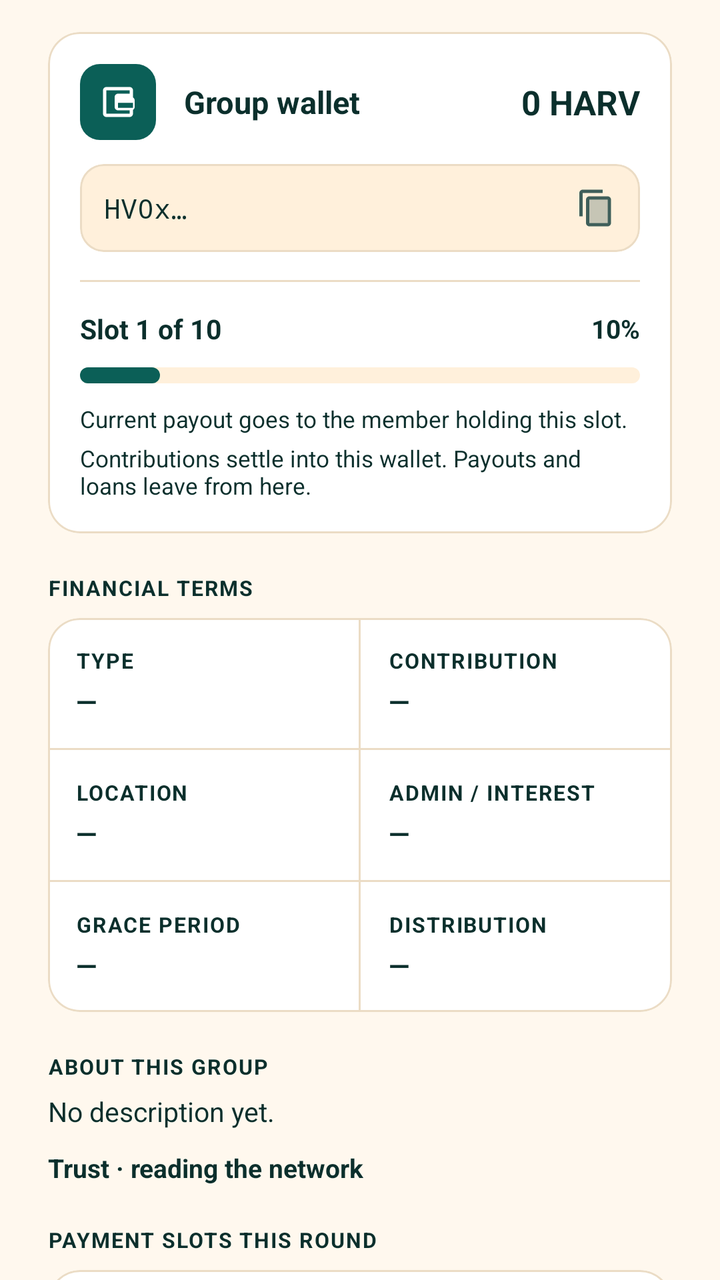
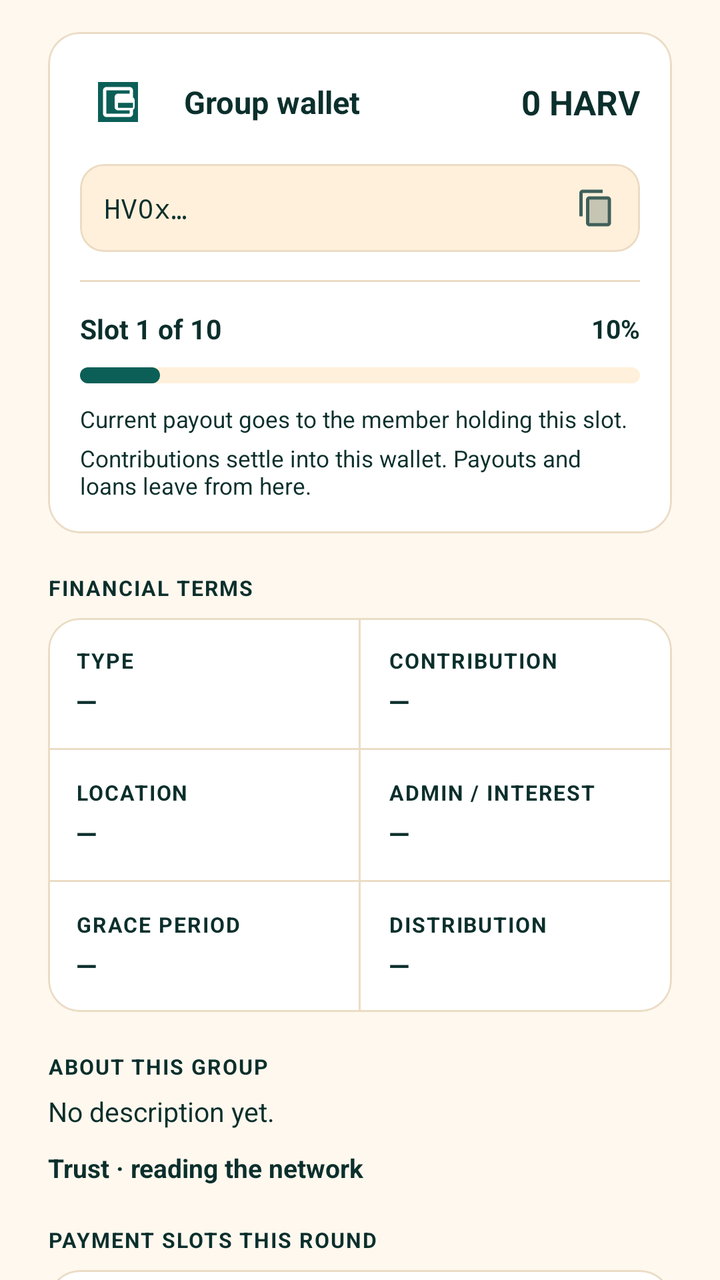

An Android layout rendered at two revisions. The XML below is the earlier revision; the diff shows what the commit changed to produce the second picture.
<!-- AndroidManifest.xml: application theme AppTheme -->
<!-- res/layout/group_overview_fragment.xml -->
<androidx.core.widget.NestedScrollView
	xmlns:android="http://schemas.android.com/apk/res/android"
	xmlns:app="http://schemas.android.com/apk/res-auto"
	xmlns:tools="http://schemas.android.com/tools"
	android:layout_width="match_parent"
	android:layout_height="match_parent"
	android:fillViewport="true"
	android:overScrollMode="never"
	android:background="@android:color/transparent"
	android:id="@+id/_main">
	<LinearLayout
		android:id="@+id/linear60"
		android:layout_width="match_parent"
		android:layout_height="wrap_content"
		android:paddingTop="16dp"
		android:paddingBottom="24dp"
		android:orientation="vertical"
		android:paddingHorizontal="24dp">
		<com.google.android.material.card.MaterialCardView
			android:id="@+id/card_group_wallet"
			android:layout_width="match_parent"
			android:layout_height="wrap_content"
			app:cardBackgroundColor="@color/colorSurface"
			app:cardCornerRadius="16dp"
			app:cardElevation="0dp"
			app:strokeWidth="1dp"
			app:strokeColor="@color/colorCardStroke">
			<LinearLayout
				android:id="@+id/linear76"
				android:layout_width="match_parent"
				android:layout_height="wrap_content"
				android:padding="16dp"
				android:orientation="vertical">
				<LinearLayout
					android:id="@+id/linear17"
					android:layout_width="match_parent"
					android:layout_height="wrap_content"
					android:gravity="center_vertical"
					android:orientation="horizontal">
					<ImageView
						android:id="@+id/imageview15"
						android:layout_width="38dp"
						android:layout_height="38dp"
						android:padding="9dp"
						android:background="@drawable/bg_settings_icon_badge"
						android:src="@drawable/ic_wallet"
						android:scaleType="centerInside" />
					<TextView
						android:id="@+id/textview50"
						android:layout_width="0dp"
						android:layout_height="wrap_content"
						android:text="Group wallet"
						android:textStyle="bold"
						android:layout_weight="1"
						android:textSize="15.5sp"
						android:layout_marginStart="14dp" />
					<TextView
						android:id="@+id/tv_group_wallet_balance"
						android:layout_width="wrap_content"
						android:layout_height="wrap_content"
						android:text="0 HARV"
						android:textSize="17sp"
						android:textStyle="bold" />
				</LinearLayout>
				<com.google.android.material.card.MaterialCardView
					android:id="@+id/cardview22"
					android:layout_width="match_parent"
					android:layout_height="wrap_content"
					android:layout_marginTop="12dp"
					app:cardBackgroundColor="@color/colorSurfaceAlt"
					app:cardElevation="0dp"
					app:cardCornerRadius="12dp"
					app:strokeColor="@color/colorCardStroke"
					app:strokeWidth="1dp">
					<LinearLayout
						android:id="@+id/linear96"
						android:layout_width="match_parent"
						android:layout_height="wrap_content"
						android:padding="12dp"
						android:gravity="center_vertical"
						android:orientation="horizontal">
						<TextView
							android:id="@+id/tv_group_wallet_address"
							android:layout_width="0dp"
							android:layout_height="wrap_content"
							android:text="HV0x…"
							android:layout_weight="1"
							android:textSize="13.5sp"
							android:textIsSelectable="true"
							android:fontFamily="monospace" />
						<ImageView
							android:id="@+id/imageview16"
							android:layout_width="20dp"
							android:layout_height="20dp"
							android:src="@drawable/icon_content_copy_twotone"
							android:scaleType="centerInside"
							android:focusable="false"
							android:layout_marginStart="12dp"
							android:contentDescription="CopyAddress"
							app:tint="@color/colorTextSecondary" />
					</LinearLayout>
				</com.google.android.material.card.MaterialCardView>
				<com.google.android.material.divider.MaterialDivider
					android:id="@+id/view18"
					android:layout_width="match_parent"
					android:layout_height="1dp"
					android:layout_marginTop="14dp"
					android:layout_marginBottom="14dp"
	app:dividerColor="@color/colorDivider"/>
				<LinearLayout
					android:id="@+id/linear19"
					android:layout_width="match_parent"
					android:layout_height="wrap_content"
					android:gravity="center_vertical"
					android:orientation="horizontal">
					<TextView
						android:id="@+id/tv_cycle_status"
						android:layout_width="0dp"
						android:layout_height="wrap_content"
						android:text="Slot 1 of 10"
						android:textStyle="bold"
						android:layout_weight="1"
						android:textSize="13.5sp" />
					<TextView
						android:id="@+id/tv_cycle_percent"
						android:layout_width="wrap_content"
						android:layout_height="wrap_content"
						android:text="10%"
						android:textSize="13sp"
						android:textStyle="bold" />
				</LinearLayout>
				<FrameLayout
					android:id="@+id/frame_layout86"
					android:layout_width="match_parent"
					android:layout_height="8dp"
					android:layout_marginTop="10dp"
					android:background="@drawable/bg_progress_track">
					<View
						android:id="@+id/view_cycle_progress"
						android:layout_width="40dp"
						android:layout_height="match_parent"
						android:background="@drawable/bg_progress_fill" />
				</FrameLayout>
				<TextView
					android:id="@+id/tv_cycle_hint"
					android:layout_width="match_parent"
					android:layout_height="wrap_content"
					android:layout_marginTop="10dp"
					android:text="Current payout goes to the member holding this slot."
					android:textSize="11.5sp" />
				<TextView
					android:id="@+id/tv_group_wallet_hint"
					android:layout_width="match_parent"
					android:layout_height="wrap_content"
					android:layout_marginTop="4dp"
					android:text="Contributions settle into this wallet. Payouts and loans leave from here."
					android:textSize="11.5sp" />
			</LinearLayout>
		</com.google.android.material.card.MaterialCardView>
		<TextView
			android:id="@+id/textview52"
			android:layout_width="wrap_content"
			android:layout_height="wrap_content"
			android:layout_marginTop="20dp"
			android:layout_marginBottom="8dp"
			android:text="FINANCIAL TERMS"
			android:textStyle="bold"
			android:textSize="10.5sp"
			android:letterSpacing="0.06" />
		<com.google.android.material.card.MaterialCardView
			android:id="@+id/cardview18"
			android:layout_width="match_parent"
			android:layout_height="wrap_content"
			app:cardBackgroundColor="@color/colorSurface"
			app:cardCornerRadius="16dp"
			app:cardElevation="0dp"
			app:strokeWidth="1dp"
			app:strokeColor="@color/colorCardStroke">
			<LinearLayout
				android:id="@+id/linear20"
				android:layout_width="match_parent"
				android:layout_height="wrap_content"
				android:orientation="vertical">
				<LinearLayout
					android:id="@+id/linear78"
					android:layout_width="match_parent"
					android:layout_height="wrap_content"
					android:orientation="horizontal">
					<LinearLayout
						android:id="@+id/linear79"
						android:layout_width="0dp"
						android:layout_height="wrap_content"
						android:padding="14dp"
						android:orientation="vertical"
						android:layout_weight="1">
						<TextView
							android:id="@+id/textview7"
							android:layout_width="wrap_content"
							android:layout_height="wrap_content"
							android:text="TYPE"
							android:textStyle="bold"
							android:textSize="10.5sp"
							android:letterSpacing="0.06" />
						<TextView
							android:id="@+id/tv_rule_type"
							android:layout_width="wrap_content"
							android:layout_height="wrap_content"
							android:layout_marginTop="4dp"
							android:text="—"
							android:textStyle="bold"
							android:textSize="13.5sp" />
					</LinearLayout>
					<View
						android:id="@+id/view14"
						android:layout_width="1dp"
						android:layout_height="match_parent"
						android:background="@color/colorDivider" />
					<LinearLayout
						android:id="@+id/linear15"
						android:layout_width="0dp"
						android:layout_height="wrap_content"
						android:padding="14dp"
						android:orientation="vertical"
						android:layout_weight="1">
						<TextView
							android:id="@+id/textview8"
							android:layout_width="wrap_content"
							android:layout_height="wrap_content"
							android:text="CONTRIBUTION"
							android:textStyle="bold"
							android:textSize="10.5sp"
							android:letterSpacing="0.06" />
						<TextView
							android:id="@+id/tv_rule_contribution"
							android:layout_width="wrap_content"
							android:layout_height="wrap_content"
							android:layout_marginTop="4dp"
							android:text="—"
							android:textStyle="bold"
							android:textSize="13.5sp" />
					</LinearLayout>
				</LinearLayout>
				<com.google.android.material.divider.MaterialDivider
					android:id="@+id/view16"
					android:layout_width="match_parent"
					android:layout_height="1dp"
	app:dividerColor="@color/colorDivider"/>
				<LinearLayout
					android:id="@+id/linear18"
					android:layout_width="match_parent"
					android:layout_height="wrap_content"
					android:orientation="horizontal">
					<LinearLayout
						android:id="@+id/linear21"
						android:layout_width="0dp"
						android:layout_height="wrap_content"
						android:padding="14dp"
						android:orientation="vertical"
						android:layout_weight="1">
						<TextView
							android:id="@+id/textview9"
							android:layout_width="wrap_content"
							android:layout_height="wrap_content"
							android:text="LOCATION"
							android:textStyle="bold"
							android:textSize="10.5sp"
							android:letterSpacing="0.06" />
						<TextView
							android:id="@+id/tv_rule_location"
							android:layout_width="wrap_content"
							android:layout_height="wrap_content"
							android:layout_marginTop="4dp"
							android:text="—"
							android:textStyle="bold"
							android:textSize="13.5sp" />
					</LinearLayout>
					<View
						android:id="@+id/view22"
						android:layout_width="1dp"
						android:layout_height="match_parent"
						android:background="@color/colorDivider" />
					<LinearLayout
						android:id="@+id/linear23"
						android:layout_width="0dp"
						android:layout_height="wrap_content"
						android:padding="14dp"
						android:orientation="vertical"
						android:layout_weight="1">
						<TextView
							android:id="@+id/tv_label_admin_or_interest"
							android:layout_width="wrap_content"
							android:layout_height="wrap_content"
							android:text="ADMIN / INTEREST"
							android:textStyle="bold"
							android:textSize="10.5sp"
							android:letterSpacing="0.06" />
						<TextView
							android:id="@+id/tv_rule_admin_fee"
							android:layout_width="wrap_content"
							android:layout_height="wrap_content"
							android:layout_marginTop="4dp"
							android:text="—"
							android:textStyle="bold"
							android:textSize="13.5sp" />
					</LinearLayout>
				</LinearLayout>
				<com.google.android.material.divider.MaterialDivider
					android:id="@+id/view24"
					android:layout_width="match_parent"
					android:layout_height="1dp"
	app:dividerColor="@color/colorDivider"/>
				<LinearLayout
					android:id="@+id/linear25"
					android:layout_width="match_parent"
					android:layout_height="wrap_content"
					android:orientation="horizontal">
					<LinearLayout
						android:id="@+id/linear26"
						android:layout_width="0dp"
						android:layout_height="wrap_content"
						android:padding="14dp"
						android:orientation="vertical"
						android:layout_weight="1">
						<TextView
							android:id="@+id/textview11"
							android:layout_width="wrap_content"
							android:layout_height="wrap_content"
							android:text="GRACE PERIOD"
							android:textStyle="bold"
							android:textSize="10.5sp"
							android:letterSpacing="0.06" />
						<TextView
							android:id="@+id/tv_rule_grace_period"
							android:layout_width="wrap_content"
							android:layout_height="wrap_content"
							android:layout_marginTop="4dp"
							android:text="—"
							android:textStyle="bold"
							android:textSize="13.5sp" />
					</LinearLayout>
					<View
						android:id="@+id/view27"
						android:layout_width="1dp"
						android:layout_height="match_parent"
						android:background="@color/colorDivider" />
					<LinearLayout
						android:id="@+id/linear28"
						android:layout_width="0dp"
						android:layout_height="wrap_content"
						android:padding="14dp"
						android:orientation="vertical"
						android:layout_weight="1">
						<TextView
							android:id="@+id/textview12"
							android:layout_width="wrap_content"
							android:layout_height="wrap_content"
							android:text="DISTRIBUTION"
							android:textStyle="bold"
							android:textSize="10.5sp"
							android:letterSpacing="0.06" />
						<TextView
							android:id="@+id/tv_rule_distribution"
							android:layout_width="wrap_content"
							android:layout_height="wrap_content"
							android:layout_marginTop="4dp"
							android:text="—"
							android:textStyle="bold"
							android:textSize="13.5sp" />
					</LinearLayout>
				</LinearLayout>
			</LinearLayout>
		</com.google.android.material.card.MaterialCardView>
		<LinearLayout
			android:id="@+id/linear75"
			android:layout_width="match_parent"
			android:layout_height="wrap_content"
			android:layout_marginTop="20dp"
			android:orientation="vertical">
			<TextView
				android:id="@+id/textview49"
				android:layout_width="wrap_content"
				android:layout_height="wrap_content"
				android:text="ABOUT THIS GROUP"
				android:textStyle="bold"
				android:textSize="10.5sp"
				android:letterSpacing="0.06" />
			<TextView
				android:id="@+id/tv_overview_description"
				android:layout_width="match_parent"
				android:layout_height="wrap_content"
				android:layout_marginTop="6dp"
				android:text="No description yet."
				android:textSize="13.5sp"
				android:lineSpacingExtra="3dp" />
			<TextView
				android:id="@+id/tv_group_trust"
				android:layout_width="match_parent"
				android:layout_height="wrap_content"
				android:layout_marginTop="10dp"
				android:text="Trust · reading the network"
				android:textSize="13sp"
				android:textStyle="bold" />
		</LinearLayout>
		<TextView
			android:id="@+id/tv_rules_header"
			android:layout_width="wrap_content"
			android:layout_height="wrap_content"
			android:layout_marginTop="20dp"
			android:layout_marginBottom="8dp"
			android:text="CODE OF CONDUCT"
			android:textStyle="bold"
			android:textSize="10.5sp"
			android:visibility="gone"
			android:letterSpacing="0.06" />
		<com.google.android.material.card.MaterialCardView
			android:id="@+id/card_code_of_conduct"
			android:layout_width="match_parent"
			android:layout_height="wrap_content"
			app:cardBackgroundColor="@color/colorSurface"
			app:cardCornerRadius="16dp"
			app:cardElevation="0dp"
			android:visibility="gone"
			app:strokeWidth="1dp"
			app:strokeColor="@color/colorCardStroke">
			<LinearLayout
				android:id="@+id/layout_rules_container"
				android:layout_width="match_parent"
				android:layout_height="wrap_content"
				android:padding="16dp"
				android:orientation="vertical" />
		</com.google.android.material.card.MaterialCardView>
		<TextView
			android:id="@+id/textview21"
			android:layout_width="match_parent"
			android:layout_height="wrap_content"
			android:layout_marginTop="20dp"
			android:layout_marginBottom="8dp"
			android:text="PAYMENT SLOTS THIS ROUND"
			android:textStyle="bold"
			android:textSize="10.5sp"
			android:letterSpacing="0.06" />
		<com.google.android.material.card.MaterialCardView
			android:id="@+id/cardview10"
			android:layout_width="match_parent"
			android:layout_height="wrap_content"
			app:cardBackgroundColor="@color/colorSurface"
			app:cardCornerRadius="16dp"
			app:cardElevation="0dp"
			app:strokeWidth="1dp"
			app:strokeColor="@color/colorCardStroke">
			<LinearLayout
				android:id="@+id/linear29"
				android:layout_width="match_parent"
				android:layout_height="wrap_content"
				android:padding="16dp"
				android:orientation="vertical">
				<LinearLayout
					android:id="@+id/layout_type_board"
					android:layout_width="match_parent"
					android:layout_height="wrap_content"
					android:orientation="vertical" />
				<androidx.recyclerview.widget.RecyclerView
					android:id="@+id/recycler_payment_slots"
					android:layout_width="match_parent"
					android:layout_height="wrap_content"
					android:nestedScrollingEnabled="false"
					android:overScrollMode="never" />
				<LinearLayout
					android:id="@+id/linear30"
					android:layout_width="match_parent"
					android:layout_height="wrap_content"
					android:layout_marginTop="14dp"
					android:orientation="vertical">
					<LinearLayout
						android:id="@+id/linear2"
						android:layout_width="wrap_content"
						android:layout_height="wrap_content"
						android:gravity="center_vertical"
						android:orientation="horizontal">
						<View
							android:id="@+id/view31"
							android:layout_width="10dp"
							android:layout_height="10dp"
							android:background="@color/colorTextMuted" />
						<TextView
							android:id="@+id/textview22"
							android:layout_width="wrap_content"
							android:layout_height="wrap_content"
							android:text="Not paid"
							android:textSize="11.5sp"
							android:layout_marginStart="6dp"
							android:layout_marginEnd="16dp" />
						<View
							android:id="@+id/view32"
							android:layout_width="10dp"
							android:layout_height="10dp"
							android:background="@color/colorAccent" />
						<TextView
							android:id="@+id/textview23"
							android:layout_width="wrap_content"
							android:layout_height="wrap_content"
							android:text="Paid this round"
							android:textSize="11.5sp"
							android:layout_marginStart="6dp" />
					</LinearLayout>
					<TextView
						android:id="@+id/tv_slot_grid_helper_hint"
						android:layout_width="match_parent"
						android:layout_height="wrap_content"
						android:layout_marginTop="8dp"
						android:text="Tracks unique member slots participating in Round 1"
						android:textSize="11sp"
						android:alpha="0.6" />
				</LinearLayout>
			</LinearLayout>
		</com.google.android.material.card.MaterialCardView>
		<com.google.android.material.card.MaterialCardView
			android:id="@+id/panel_rotating"
			android:layout_width="match_parent"
			android:layout_height="wrap_content"
			android:layout_marginTop="16dp"
			app:cardBackgroundColor="@color/colorSurface"
			android:visibility="gone"
			app:cardCornerRadius="16dp"
			app:cardElevation="0dp"
			app:strokeWidth="1dp"
			app:strokeColor="@color/colorCardStroke">
			<LinearLayout
				android:id="@+id/linear87"
				android:layout_width="match_parent"
				android:layout_height="wrap_content"
				android:padding="16dp"
				android:orientation="vertical">
				<TextView
					android:id="@+id/textview58"
					android:layout_width="wrap_content"
					android:layout_height="wrap_content"
					android:text="Rotation Board"
					android:textSize="15sp"
					android:textStyle="bold" />
				<TextView
					android:id="@+id/tv_rotating_current"
					android:layout_width="match_parent"
					android:layout_height="wrap_content"
					android:layout_marginTop="8dp"
					android:text="Current slot: —"
					android:textSize="13.5sp" />
				<TextView
					android:id="@+id/tv_rotating_next"
					android:layout_width="match_parent"
					android:layout_height="wrap_content"
					android:layout_marginTop="4dp"
					android:text="Next recipient: —"
					android:textSize="13.5sp" />
				<TextView
					android:id="@+id/tv_rotating_method"
					android:layout_width="match_parent"
					android:layout_height="wrap_content"
					android:layout_marginTop="4dp"
					android:text="Order: —"
					android:textSize="12.5sp" />
			</LinearLayout>
		</com.google.android.material.card.MaterialCardView>
		<com.google.android.material.card.MaterialCardView
			android:id="@+id/panel_fixed"
			android:layout_width="match_parent"
			android:layout_height="wrap_content"
			android:layout_marginTop="16dp"
			app:cardBackgroundColor="@color/colorSurface"
			android:visibility="gone"
			app:cardCornerRadius="16dp"
			app:cardElevation="0dp"
			app:strokeWidth="1dp"
			app:strokeColor="@color/colorCardStroke">
			<LinearLayout
				android:id="@+id/linear88"
				android:layout_width="match_parent"
				android:layout_height="wrap_content"
				android:padding="16dp"
				android:orientation="vertical">
				<TextView
					android:id="@+id/textview59"
					android:layout_width="wrap_content"
					android:layout_height="wrap_content"
					android:text="Savings Goal"
					android:textSize="15sp"
					android:textStyle="bold" />
				<TextView
					android:id="@+id/tv_fixed_goal"
					android:layout_width="match_parent"
					android:layout_height="wrap_content"
					android:layout_marginTop="8dp"
					android:text="Target: — HARV"
					android:textSize="13.5sp" />
				<TextView
					android:id="@+id/tv_fixed_progress"
					android:layout_width="match_parent"
					android:layout_height="wrap_content"
					android:layout_marginTop="4dp"
					android:text="Raised: — / —"
					android:textStyle="bold"
					android:textSize="13.5sp" />
				<TextView
					android:id="@+id/tv_fixed_rule"
					android:layout_width="match_parent"
					android:layout_height="wrap_content"
					android:layout_marginTop="4dp"
					android:text="Disbursement: —"
					android:textSize="12.5sp" />
			</LinearLayout>
		</com.google.android.material.card.MaterialCardView>
		<com.google.android.material.card.MaterialCardView
			android:id="@+id/panel_accumulative"
			android:layout_width="match_parent"
			android:layout_height="wrap_content"
			android:layout_marginTop="16dp"
			app:cardBackgroundColor="@color/colorSurface"
			android:visibility="gone"
			app:cardCornerRadius="16dp"
			app:cardElevation="0dp"
			app:strokeWidth="1dp"
			app:strokeColor="@color/colorCardStroke">
			<LinearLayout
				android:id="@+id/linear89"
				android:layout_width="match_parent"
				android:layout_height="wrap_content"
				android:padding="16dp"
				android:orientation="vertical">
				<TextView
					android:id="@+id/textview60"
					android:layout_width="wrap_content"
					android:layout_height="wrap_content"
					android:text="Loan Facility"
					android:textSize="15sp"
					android:textStyle="bold" />
				<TextView
					android:id="@+id/tv_loan_rate"
					android:layout_width="match_parent"
					android:layout_height="wrap_content"
					android:layout_marginTop="8dp"
					android:text="Interest: —%"
					android:textSize="13.5sp" />
				<TextView
					android:id="@+id/tv_loan_withdrawal"
					android:layout_width="match_parent"
					android:layout_height="wrap_content"
					android:layout_marginTop="4dp"
					android:text="Withdrawal rule: —"
					android:textSize="12.5sp" />
				<TextView
					android:id="@+id/tv_loan_active_count"
					android:layout_width="match_parent"
					android:layout_height="wrap_content"
					android:layout_marginTop="4dp"
					android:text="Active loans: 0"
					android:textSize="13.5sp" />
			</LinearLayout>
		</com.google.android.material.card.MaterialCardView>
		<TextView
			android:id="@+id/textview61"
			android:layout_width="wrap_content"
			android:layout_height="wrap_content"
			android:layout_marginTop="20dp"
			android:layout_marginBottom="8dp"
			android:text="POOL SUMMARY"
			android:textStyle="bold"
			android:textSize="10.5sp"
			android:letterSpacing="0.06" />
		<com.google.android.material.card.MaterialCardView
			android:id="@+id/cardview21"
			android:layout_width="match_parent"
			android:layout_height="wrap_content"
			app:cardBackgroundColor="@color/colorSurface"
			app:cardCornerRadius="16dp"
			app:cardElevation="0dp"
			app:strokeWidth="1dp"
			app:strokeColor="@color/colorCardStroke">
			<LinearLayout
				android:id="@+id/linear90"
				android:layout_width="match_parent"
				android:layout_height="wrap_content"
				android:padding="16dp"
				android:orientation="vertical">
				<LinearLayout
					android:id="@+id/linear91"
					android:layout_width="match_parent"
					android:layout_height="wrap_content"
					android:gravity="center_vertical"
					android:orientation="horizontal">
					<TextView
						android:id="@+id/textview62"
						android:layout_width="0dp"
						android:layout_height="wrap_content"
						android:text="Per contribution"
						android:layout_weight="1"
						android:textSize="13.5sp" />
					<TextView
						android:id="@+id/tv_pool_contribution"
						android:layout_width="wrap_content"
						android:layout_height="wrap_content"
						android:text="0 HARV"
						android:textStyle="bold"
						android:textSize="13.5sp" />
				</LinearLayout>
				<LinearLayout
					android:id="@+id/linear92"
					android:layout_width="match_parent"
					android:layout_height="wrap_content"
					android:layout_marginTop="10dp"
					android:gravity="center_vertical"
					android:orientation="horizontal">
					<TextView
						android:id="@+id/textview63"
						android:layout_width="0dp"
						android:layout_height="wrap_content"
						android:text="Full cycle pot"
						android:layout_weight="1"
						android:textSize="13.5sp" />
					<TextView
						android:id="@+id/tv_pool_total"
						android:layout_width="wrap_content"
						android:layout_height="wrap_content"
						android:text="0 HARV"
						android:textStyle="bold"
						android:textSize="13.5sp" />
				</LinearLayout>
				<LinearLayout
					android:id="@+id/linear93"
					android:layout_width="match_parent"
					android:layout_height="wrap_content"
					android:layout_marginTop="10dp"
					android:gravity="center_vertical"
					android:orientation="horizontal">
					<TextView
						android:id="@+id/textview64"
						android:layout_width="0dp"
						android:layout_height="wrap_content"
						android:text="Paid this round"
						android:layout_weight="1"
						android:textSize="13.5sp" />
					<TextView
						android:id="@+id/tv_pool_paid"
						android:layout_width="wrap_content"
						android:layout_height="wrap_content"
						android:text="0 / 0"
						android:textStyle="bold"
						android:textSize="13.5sp" />
				</LinearLayout>
			</LinearLayout>
		</com.google.android.material.card.MaterialCardView>
		<com.google.android.material.card.MaterialCardView
			android:id="@+id/panel_payout_requests"
			android:layout_width="match_parent"
			android:layout_height="wrap_content"
			android:layout_marginTop="16dp"
			app:cardBackgroundColor="@color/colorSurface"
			android:visibility="gone"
			app:cardCornerRadius="16dp"
			app:cardElevation="0dp"
			app:strokeWidth="1dp"
			app:strokeColor="@color/colorCardStroke">
			<LinearLayout
				android:id="@+id/linear94"
				android:layout_width="match_parent"
				android:layout_height="wrap_content"
				android:padding="16dp"
				android:orientation="vertical">
				<TextView
					android:id="@+id/textview65"
					android:layout_width="wrap_content"
					android:layout_height="wrap_content"
					android:text="Payout Requests"
					android:textSize="15sp"
					android:textStyle="bold" />
				<androidx.recyclerview.widget.RecyclerView
					android:id="@+id/recycler_payout_requests"
					android:layout_width="match_parent"
					android:layout_height="wrap_content"
					android:layout_marginTop="10dp"
					android:nestedScrollingEnabled="false"
					android:overScrollMode="never" />
				<TextView
					android:id="@+id/tv_payout_requests_empty"
					android:layout_width="match_parent"
					android:layout_height="wrap_content"
					android:paddingTop="8dp"
					android:text="No pending payout requests."
					android:textSize="13sp" />
			</LinearLayout>
		</com.google.android.material.card.MaterialCardView>
	</LinearLayout>
</androidx.core.widget.NestedScrollView>
<!-- resources referenced by this layout -->
<resources>
  <color name="colorAccent">#0B5F57</color>
  <color name="colorCardStroke">#EBDCC5</color>
  <color name="colorDivider">@color/colorCardStroke</color>
  <color name="colorSurface">#FFFFFF</color>
  <color name="colorSurfaceAlt">#FFF0DB</color>
  <color name="colorTextMuted">#7E9893</color>
  <color name="colorTextSecondary">#3F5F5A</color>
  <!-- drawable bg_progress_fill (drawable) -->
  <?xml version="1.0" encoding="utf-8"?>
  <shape xmlns:android="http://schemas.android.com/apk/res/android" android:shape="rectangle">
  	<solid android:color="@color/colorAccent" />
  	<corners android:radius="6dp" />
  	
  </shape>
  <!-- drawable bg_progress_track (drawable) -->
  <?xml version="1.0" encoding="utf-8"?>
  <shape xmlns:android="http://schemas.android.com/apk/res/android" android:shape="rectangle">
  	<solid android:color="@color/colorSurfaceRaised" />
  	<corners android:radius="6dp" />
  	
  </shape>
  <!-- drawable bg_settings_icon_badge (drawable) -->
  <?xml version="1.0" encoding="utf-8"?>
  <shape xmlns:android="http://schemas.android.com/apk/res/android" android:shape="rectangle">
  	<solid android:color="@color/colorAccent" />
  	<corners android:radius="10dp" />
  </shape>
  <color name="colorSurfaceRaised">@color/colorSurfaceAlt</color>
  <style name="HarvanaPopupMenu" parent="Widget.MaterialComponents.PopupMenu">
          <item name="android:popupBackground">@drawable/bg_popup_menu</item>
          <item name="android:popupElevation">10dp</item>
      </style>
  <style name="HarvanaSpinner" parent="Widget.AppCompat.Spinner">
          <item name="android:popupBackground">@color/colorSurface</item>
          <item name="android:dropDownSelector">@color/colorAccentRipple</item>
      </style>
  <style name="HarvanaButton.Text" parent="Widget.MaterialComponents.Button.TextButton">
          <item name="cornerRadius">12dp</item>
          <item name="android:textAllCaps">false</item>
          <item name="android:textStyle">bold</item>
          <item name="android:textColor">@color/colorAccentStrong</item>
          <item name="rippleColor">@color/colorAccentRipple</item>
      </style>
  <style name="HarvanaTextView" parent="android:Widget.TextView">
          <item name="android:textColor">@color/colorTextPrimary</item>
      </style>
  <color name="colorBackground">#FFF8EE</color>
  <color name="colorTextPrimary">#0B2F2C</color>
  <color name="colorTextOnAccent">#FFFFFF</color>
  <color name="colorAccentDark">#084A44</color>
  <color name="colorError">#C8443F</color>
  <color name="colorTextPrimaryWhite">#FFFFFF</color>
  <color name="colorControlNormal">#587570</color>
  <color name="colorAccentRipple">#1A0B5F57</color>
  <color name="colorAccentStroke">#330B5F57</color>
  <color name="colorAccentStrong">#053D3A</color>
  <color name="colorTextTertiary">#587570</color>
  <!-- drawable bg_popup_menu (drawable) -->
  <?xml version="1.0" encoding="utf-8"?>
  <shape xmlns:android="http://schemas.android.com/apk/res/android" android:shape="rectangle">
      <solid android:color="@color/colorPopupSurface" />
      <stroke android:width="1dp" android:color="@color/colorCardStroke" />
      <corners android:radius="14dp" />
  </shape>
  <style name="HarvanaDialogButton" parent="Widget.MaterialComponents.Button.TextButton.Dialog">
          <item name="android:textColor">@color/colorAccent</item>
          <item name="android:minHeight">48dp</item>
      </style>
  <style name="HarvanaBottomSheetStyle" parent="Widget.MaterialComponents.BottomSheet.Modal">
          <item name="backgroundTint">?attr/colorSurface</item>
          <item name="shapeAppearanceOverlay">@style/HarvanaBottomSheetShape</item>
      </style>
  <color name="colorPopupSurface">@color/colorSurface</color>
  <style name="HarvanaBottomSheetShape" parent="">
          <item name="cornerFamily">rounded</item>
          <item name="cornerSizeTopLeft">20dp</item>
          <item name="cornerSizeTopRight">20dp</item>
          <item name="cornerSizeBottomLeft">0dp</item>
          <item name="cornerSizeBottomRight">0dp</item>
      </style>
  <!-- unchanged entries left out for length: 10 -->
</resources>

<!-- the commit's change to res/layout/group_overview_fragment.xml (unified diff, before → after) -->
@@ -37,7 +37,7 @@
 					android:layout_height="wrap_content"
 					android:gravity="center_vertical"
 					android:orientation="horizontal">
-					<ImageView
+					<com.google.android.material.imageview.ShapeableImageView
 						android:id="@+id/imageview15"
 						android:layout_width="38dp"
 						android:layout_height="38dp"
@@ -88,7 +88,7 @@
 							android:textSize="13.5sp"
 							android:textIsSelectable="true"
 							android:fontFamily="monospace" />
-						<ImageView
+						<com.google.android.material.imageview.ShapeableImageView
 							android:id="@+id/imageview16"
 							android:layout_width="20dp"
 							android:layout_height="20dp"
